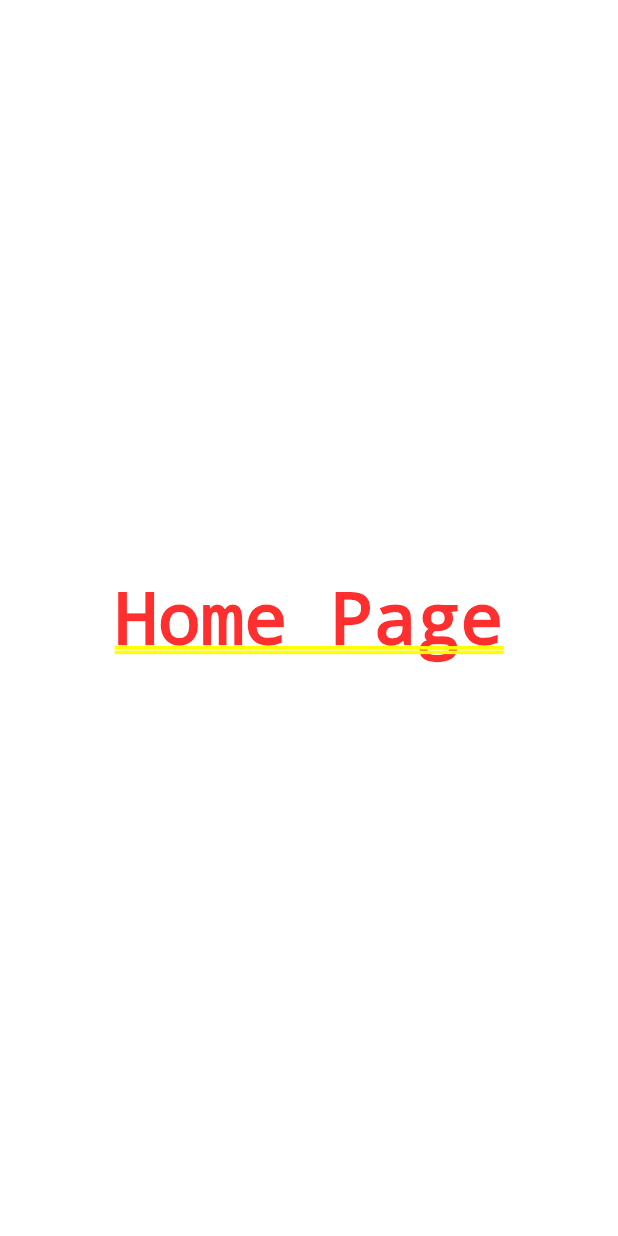
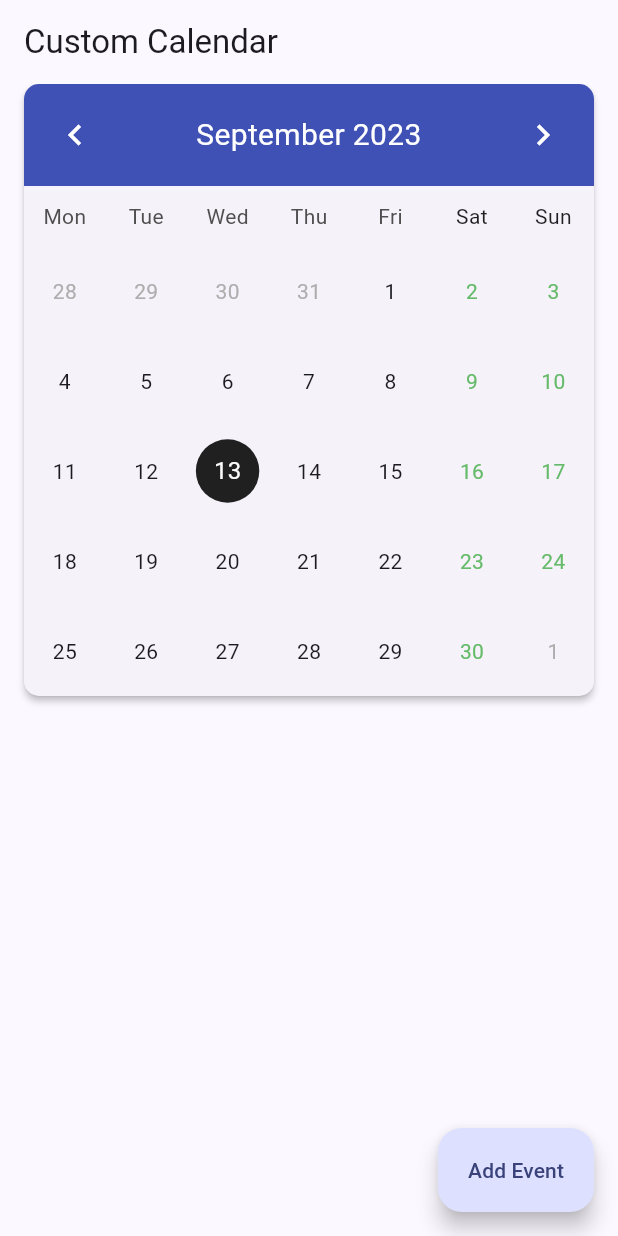
Before and after one commit to nischal08/RemindMe, a Flutter app: the screen it shows after launch, on a phone screen of 412 x 824 dp. Run offline on Flutter 3.47's test engine with Material 2 defaults, Android fonts, the phone set to English and light mode, and no system bars; drawn by our look-alikes of table_calendar.

Commit message:
feat: created UI and logic for calender and events

```diff
--- /dev/null
+++ b/lib/home_screen.dart
@@ -0,0 +1,272 @@
+import 'package:flutter/material.dart';
+import 'package:table_calendar/table_calendar.dart';
+
+class ReminderScreen extends StatefulWidget {
+  const ReminderScreen({Key? key}) : super(key: key);
+
+  @override
+  ReminderScreenState createState() => ReminderScreenState();
+}
+
+class ReminderScreenState extends State<ReminderScreen> {
+  final todaysDate = DateTime.now();
+  var _focusedCalendarDate = DateTime.now();
+  final _initialCalendarDate = DateTime(2000);
+  final _lastCalendarDate = DateTime(2050);
+  DateTime? selectedCalendarDate;
+  final titleController = TextEditingController();
+  final descpController = TextEditingController();
+
+  late Map<DateTime, List<MyEvents>> mySelectedEvents;
+
+  @override
+  void initState() {
+    selectedCalendarDate = _focusedCalendarDate;
+    mySelectedEvents = {};
+    super.initState();
+  }
+
+  @override
+  void dispose() {
+    titleController.dispose();
+    descpController.dispose();
+    super.dispose();
+  }
+
+  List<MyEvents> _listOfDayEvents(DateTime dateTime) {
+    return mySelectedEvents[dateTime] ?? [];
+  }
+
+  _showAddEventDialog() async {
+    await showDialog(
+        context: context,
+        builder: (context) => AlertDialog(
+              title: const Text('New Event'),
+              content: Column(
+                crossAxisAlignment: CrossAxisAlignment.stretch,
+                mainAxisSize: MainAxisSize.min,
+                children: [
+                  buildTextField(
+                      controller: titleController, hint: 'Enter Title'),
+                  const SizedBox(
+                    height: 20.0,
+                  ),
+                  buildTextField(
+                      controller: descpController, hint: 'Enter Description'),
+                ],
+              ),
+              actions: [
+                TextButton(
+                  onPressed: () => Navigator.pop(context),
+                  child: const Text('Cancel'),
+                ),
+                TextButton(
+                  onPressed: () {
+                    if (titleController.text.isEmpty &&
+                        descpController.text.isEmpty) {
+                      ScaffoldMessenger.of(context).showSnackBar(
+                        const SnackBar(
+                          content: Text('Please enter title & description'),
+                          duration: Duration(seconds: 3),
+                        ),
+                      );
+                      //Navigator.pop(context);
+                      return;
+                    } else {
+                      setState(() {
+                        if (mySelectedEvents[selectedCalendarDate] != null) {
+                          mySelectedEvents[selectedCalendarDate]?.add(MyEvents(
+                              eventTitle: titleController.text,
+                              eventDescp: descpController.text));
+                        } else {
+                          mySelectedEvents[selectedCalendarDate!] = [
+                            MyEvents(
+                                eventTitle: titleController.text,
+                                eventDescp: descpController.text)
+                          ];
+                        }
+                      });
+
+                      titleController.clear();
+                      descpController.clear();
+
+                      Navigator.pop(context);
+                      return;
+                    }
+                  },
+                  child: const Text('Add'),
+                ),
+              ],
+            ));
+  }
+
+  Widget buildTextField(
+      {String? hint, required TextEditingController controller}) {
+    return TextField(
+      controller: controller,
+      textCapitalization: TextCapitalization.words,
+      decoration: InputDecoration(
+        labelText: hint ?? '',
+        focusedBorder: OutlineInputBorder(
+          borderSide: const BorderSide(color: Colors.indigo, width: 1.5),
+          borderRadius: BorderRadius.circular(
+            10.0,
+          ),
+        ),
+        enabledBorder: OutlineInputBorder(
+          borderSide: const BorderSide(color: Colors.indigo, width: 1.5),
+          borderRadius: BorderRadius.circular(
+            10.0,
+          ),
+        ),
+      ),
+    );
+  }
+
+  @override
+  Widget build(BuildContext context) {
+    return Scaffold(
+      appBar: AppBar(
+        title: const Text('Custom Calendar'),
+      ),
+      floatingActionButton: FloatingActionButton.extended(
+        onPressed: () => _showAddEventDialog(),
+        label: const Text('Add Event'),
+      ),
+      body: SingleChildScrollView(
+        child: Column(
+          children: [
+            Card(
+              margin: const EdgeInsets.symmetric(
+                horizontal: 16.0,
+              ),
+              elevation: 2.0,
+              shape: const RoundedRectangleBorder(
+                borderRadius: BorderRadius.all(
+                  Radius.circular(10),
+                ),
+                // side: BorderSide(color: Colors.black87, width: 2.0),
+              ),
+              child: TableCalendar(
+                focusedDay: _focusedCalendarDate,
+                // today's date
+                firstDay: _initialCalendarDate,
+                // earliest possible date
+                lastDay: _lastCalendarDate,
+                // latest allowed date
+                calendarFormat: CalendarFormat.month,
+                // default view when displayed
+                // default is Saturday & Sunday but can be set to any day.
+                // instead of day number can be mentioned as well.
+                weekendDays: const [DateTime.sunday, 6],
+                // default is Sunday but can be changed according to locale
+                startingDayOfWeek: StartingDayOfWeek.monday,
+                // height between the day row and 1st date row, default is 16.0
+                daysOfWeekHeight: 40.0,
+                // height between the date rows, default is 52.0
+                rowHeight: 60.0,
+                // this property needs to be added if we want to show events
+                eventLoader: _listOfDayEvents,
+                // Calendar Header Styling
+                headerStyle: HeaderStyle(
+                  formatButtonVisible: false,
+                  titleCentered: true,
+                  titleTextStyle:
+                      const TextStyle(color: Colors.white, fontSize: 20.0),
+                  decoration: const BoxDecoration(
+                      color: Colors.indigo,
+                      borderRadius: BorderRadius.only(
+                          topLeft: Radius.circular(10),
+                          topRight: Radius.circular(10))),
+                  formatButtonTextStyle:
+                      const TextStyle(color: Colors.white, fontSize: 16.0),
+                  formatButtonDecoration: BoxDecoration(
+                    color: Colors.green.shade400,
+                    borderRadius: const BorderRadius.all(
+                      Radius.circular(5.0),
+                    ),
+                  ),
+                  leftChevronIcon: const Icon(
+                    Icons.chevron_left,
+                    color: Colors.white,
+                    size: 28,
+                  ),
+                  rightChevronIcon: const Icon(
+                    Icons.chevron_right,
+                    color: Colors.white,
+                    size: 28,
+                  ),
+                ),
+                // Calendar Days Styling
+                daysOfWeekStyle: const DaysOfWeekStyle(
+                  // Weekend days color (Sat,Sun)
+                  weekendStyle: TextStyle(color: Colors.black87),
+                ),
+
+                // Calendar Dates styling
+                calendarStyle: CalendarStyle(
+                  // Weekend dates color (Sat & Sun Column)
+                  weekendTextStyle: TextStyle(color: Colors.green.shade400),
+                  // highlighted color for today
+                  todayDecoration: const BoxDecoration(
+                    color: Colors.indigo,
+                    shape: BoxShape.circle,
+                  ),
+                  // highlighted color for selected day
+                  selectedDecoration: const BoxDecoration(
+                    color: Colors.black87,
+                    shape: BoxShape.circle,
+                  ),
+                  markerDecoration: BoxDecoration(
+                      color: Colors.green.shade400, shape: BoxShape.circle),
+                ),
+                selectedDayPredicate: (currentSelectedDate) {
+                  // as per the documentation 'selectedDayPredicate' needs to determine
+                  // current selected day
+                  return (isSameDay(
+                      selectedCalendarDate!, currentSelectedDate));
+                },
+                onFormatChanged: (calenderFormat) {
+                  print(calenderFormat.name);
+                },
+
+                onDaySelected: (selectedDay, focusedDay) {
+                  // as per the documentation
+                  if (!isSameDay(selectedCalendarDate, selectedDay)) {
+                    setState(() {
+                      selectedCalendarDate = selectedDay;
+                      _focusedCalendarDate = focusedDay;
+                    });
+                  }
+                },
+              ),
+            ),
+            ..._listOfDayEvents(selectedCalendarDate!).map(
+              (myEvents) => ListTile(
+                leading: const Icon(
+                  Icons.done,
+                  color: Colors.indigo,
+                ),
+                title: Padding(
+                  padding: const EdgeInsets.only(bottom: 8.0),
+                  child: Text('Event Title:   ${myEvents.eventTitle}'),
+                ),
+                subtitle: Text('Description:   ${myEvents.eventDescp}'),
+              ),
+            ),
+          ],
+        ),
+      ),
+    );
+  }
+}
+
+class MyEvents {
+  final String eventTitle;
+  final String eventDescp;
+
+  MyEvents({required this.eventTitle, required this.eventDescp});
+
+  @override
+  String toString() => eventTitle;
+}
--- a/lib/main.dart
+++ b/lib/main.dart
@@ -1,4 +1,5 @@
 import 'package:flutter/material.dart';
+import 'package:remind_me/home_screen.dart';
 
 void main() {
   runApp(const MyApp());
@@ -13,12 +14,10 @@ class MyApp extends StatelessWidget {
     return MaterialApp(
       title: 'RemindMe',
       theme: ThemeData(
-        colorScheme: ColorScheme.fromSeed(seedColor: Colors.deepPurple),
+        colorScheme: ColorScheme.fromSeed(seedColor: Colors.indigo),
         useMaterial3: true,
       ),
-      home: const Center(
-        child: Text("Home Page"),
-      ),
+      home: const ReminderScreen(),
     );
   }
 }
```
Also changed, not shown: pubspec.yaml (+7 -0 lines), pubspec.lock.
